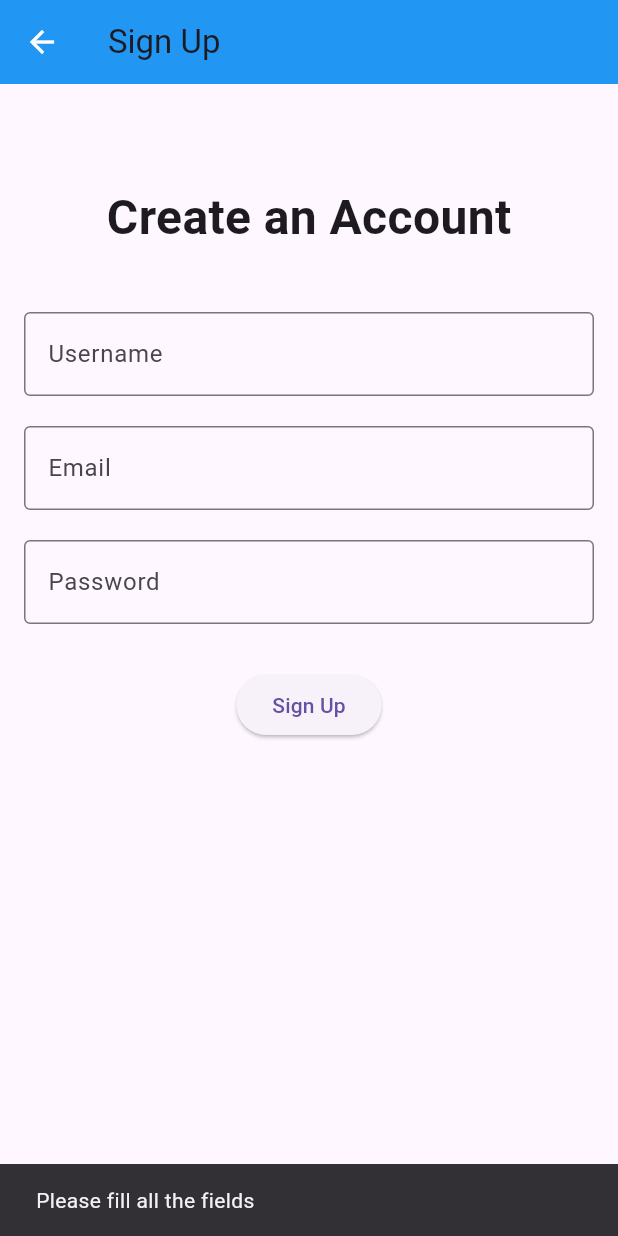
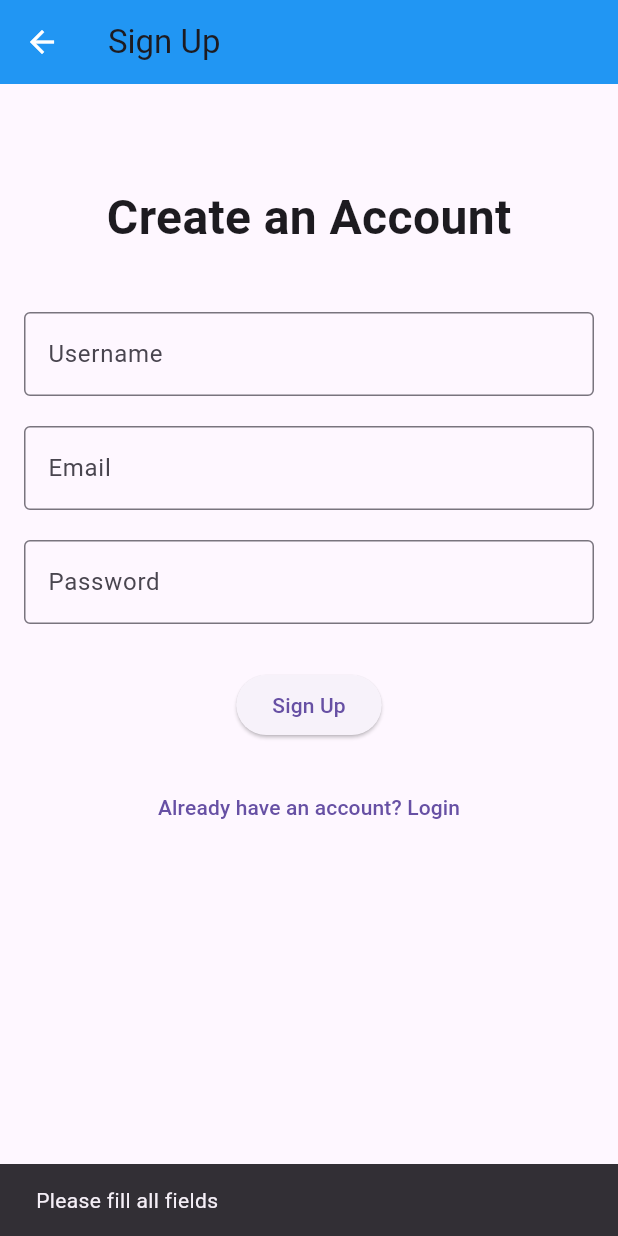
Before and after one commit to FelixJon17/UTS_MOBILEPROGRAMMING_KELOMPOK8, a Flutter app: the SignUpScreen screen opened directly, after a tap on "Sign Up", on a phone screen of 412 x 824 dp. Run offline on Flutter 3.47's test engine with Material 3 defaults, Android fonts, the light colour scheme and no system bars; our stand-ins replace shared_preferences; accounts and stored records are empty.

Commit message:
login dan sign up dengan logic already logged in

```diff
--- a/lib/screen/1. login_screen.dart
+++ b/lib/screen/1. login_screen.dart
@@ -1,21 +1,20 @@
 import 'package:flutter/material.dart';
-import '0. homescreen.dart'; // Correct import path for HomeScreen
-import '1.1 signup.dart'; // Correct import path for SignUpScreen
+import '0. homescreen.dart';
+import '1.1 signup.dart';
+import 'user_state.dart';
 
 class LoginScreen extends StatelessWidget {
   const LoginScreen({super.key});
 
   @override
   Widget build(BuildContext context) {
-    // Controllers for the TextFields
     final TextEditingController _usernameController = TextEditingController();
     final TextEditingController _passwordController = TextEditingController();
 
     return Scaffold(
       appBar: AppBar(
         title: const Text('Login'),
-        backgroundColor:
-            Colors.blue, // Set background color of the AppBar to blue
+        backgroundColor: Colors.blue,
         elevation: 0,
         leading: IconButton(
           icon: const Icon(Icons.arrow_back, color: Colors.white),
@@ -35,38 +34,39 @@
                 style: TextStyle(fontSize: 32, fontWeight: FontWeight.bold),
               ),
               const SizedBox(height: 40),
-
-              // TextField for Username
               TextField(
                 controller: _usernameController,
                 decoration: const InputDecoration(
                   labelText: 'Username',
-                  border:
-                      OutlineInputBorder(), // Adding border to the TextField
+                  border: OutlineInputBorder(),
                 ),
               ),
               const SizedBox(height: 20),
-
-              // TextField for Password
               TextField(
                 controller: _passwordController,
                 decoration: const InputDecoration(
                   labelText: 'Password',
-                  border:
-                      OutlineInputBorder(), // Adding border to the TextField
+                  border: OutlineInputBorder(),
                 ),
                 obscureText: true,
               ),
               const SizedBox(height: 30),
-
-              // Login Button
               ElevatedButton(
                 onPressed: () {
-                  // Handle login logic
+                  if (UserState.isLoggedIn) {
+                    // already logged in message
+                    ScaffoldMessenger.of(context).showSnackBar(
+                      const SnackBar(
+                          content: Text('You are already logged in!')),
+                    );
+                    return;
+                  }
+
                   final String username = _usernameController.text;
                   final String password = _passwordController.text;
 
                   if (username.isNotEmpty && password.isNotEmpty) {
+                    UserState.isLoggedIn = true;
                     Navigator.pushReplacement(
                       context,
                       MaterialPageRoute(
@@ -77,7 +77,6 @@
                       const SnackBar(content: Text('Successfully logged in!')),
                     );
                   } else {
-                    // Show error message if fields are empty
                     ScaffoldMessenger.of(context).showSnackBar(
                       const SnackBar(content: Text('Please fill all fields')),
                     );
@@ -86,8 +85,6 @@
                 child: const Text('Login'),
               ),
               const SizedBox(height: 20),
-
-              // Navigate to Sign Up screen
               TextButton(
                 onPressed: () {
                   Navigator.push(
--- a/lib/screen/1.1 signup.dart
+++ b/lib/screen/1.1 signup.dart
@@ -1,12 +1,13 @@
 import 'package:flutter/material.dart';
-import '0. homescreen.dart'; // Correct import path for HomeScreen
+import '0. homescreen.dart';
+import 'user_state.dart';
 
 class SignUpScreen extends StatelessWidget {
   const SignUpScreen({super.key});
 
   @override
   Widget build(BuildContext context) {
-    // Controllers for the TextFields
+    // controllers
     final TextEditingController _usernameController = TextEditingController();
     final TextEditingController _emailController = TextEditingController();
     final TextEditingController _passwordController = TextEditingController();
@@ -14,7 +15,7 @@
     return Scaffold(
       appBar: AppBar(
         title: const Text('Sign Up'),
-        backgroundColor: Colors.blue, // Set background color to blue
+        backgroundColor: Colors.blue,
         elevation: 0,
         leading: IconButton(
           icon: const Icon(Icons.arrow_back, color: Colors.white),
@@ -27,51 +28,49 @@
         padding: const EdgeInsets.all(16.0),
         child: Center(
           child: Column(
-            mainAxisAlignment:
-                MainAxisAlignment.start, // Move content higher up
+            mainAxisAlignment: MainAxisAlignment.start,
             children: [
-              const SizedBox(height: 50), // Space from top for aesthetics
+              const SizedBox(height: 50),
               const Text(
                 'Create an Account',
                 style: TextStyle(fontSize: 32, fontWeight: FontWeight.bold),
               ),
               const SizedBox(height: 40),
 
-              // TextField for Username
+              // username
               TextField(
                 controller: _usernameController,
                 decoration: const InputDecoration(
                   labelText: 'Username',
-                  border: OutlineInputBorder(), // Border for better appearance
+                  border: OutlineInputBorder(),
                 ),
               ),
               const SizedBox(height: 20),
 
-              // TextField for Email
+              // email
               TextField(
                 controller: _emailController,
                 decoration: const InputDecoration(
                   labelText: 'Email',
-                  border: OutlineInputBorder(), // Border for better appearance
+                  border: OutlineInputBorder(),
                 ),
               ),
               const SizedBox(height: 20),
 
-              // TextField for Password
+              // password
               TextField(
                 controller: _passwordController,
                 decoration: const InputDecoration(
                   labelText: 'Password',
-                  border: OutlineInputBorder(), // Border for better appearance
+                  border: OutlineInputBorder(),
                 ),
                 obscureText: true,
               ),
               const SizedBox(height: 30),
 
-              // Sign Up Button
               ElevatedButton(
                 onPressed: () {
-                  // Handle sign-up logic (example: store username, email, and password)
+                  // sign-up
                   final String username = _usernameController.text;
                   final String email = _emailController.text;
                   final String password = _passwordController.text;
@@ -79,6 +78,8 @@
                   if (username.isNotEmpty &&
                       email.isNotEmpty &&
                       password.isNotEmpty) {
+                    // successful sign-up
+                    UserState.isLoggedIn = true; // logging in
                     Navigator.pushReplacement(
                       context,
                       MaterialPageRoute(
@@ -86,17 +87,25 @@
                       ),
                     );
                     ScaffoldMessenger.of(context).showSnackBar(
-                      const SnackBar(content: Text('Successfully Sign Up')),
+                      const SnackBar(
+                          content:
+                              Text('Successfully signed up and logged in!')),
                     );
                   } else {
-                    // Show error message if fields are empty
                     ScaffoldMessenger.of(context).showSnackBar(
-                      const SnackBar(
-                          content: Text('Please fill all the fields')),
+                      const SnackBar(content: Text('Please fill all fields')),
                     );
                   }
                 },
                 child: const Text('Sign Up'),
+              ),
+              const SizedBox(height: 20),
+
+              TextButton(
+                onPressed: () {
+                  Navigator.pop(context);
+                },
+                child: const Text("Already have an account? Login"),
               ),
             ],
           ),
```
Also changed, not shown: lib/screen/0. homescreen.dart (+15 -9 lines), lib/screen/2. gym_workouts.dart (+14 -14 lines).
